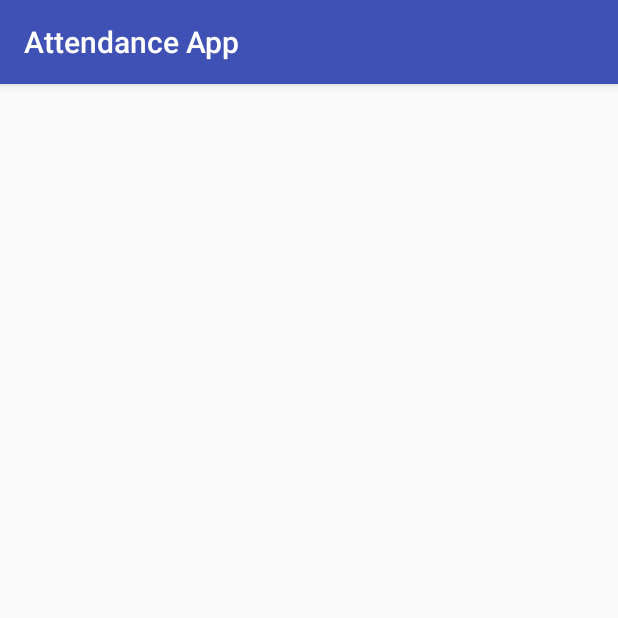
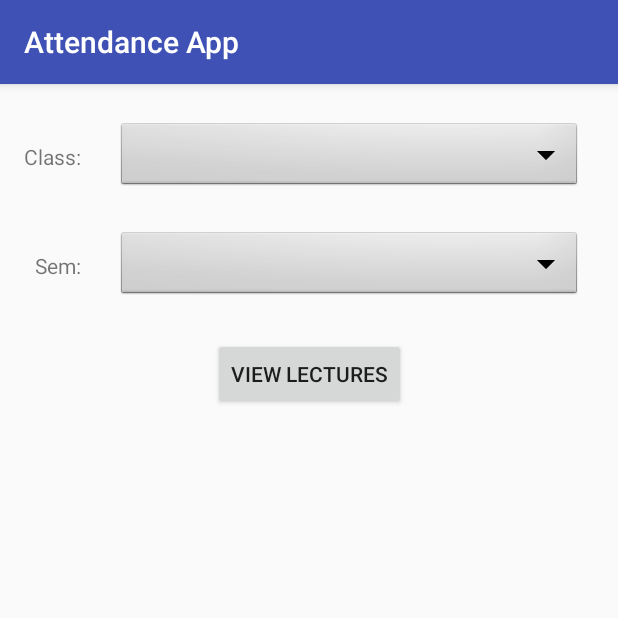
Before and after one commit to SAM33RG/AttendanceApp, an Android app: the ViewAttendanceShowClasses screen opened directly, with no data from a screen before it, on a phone screen of 412 x 824 dp, the top half of it. Run offline under Robolectric (Android 15) with nearby library versions, the phone set to English and light mode, and no system bars; our stand-ins replace Firebase (no records; nobody signed in at launch, a user with empty details on screens opened directly).

Commit message:
added sem data for view attendance

```diff
--- a/app/src/main/java/app/attendanceapp/attendanceapp/TakeAttendanceAcitivity.java
+++ b/app/src/main/java/app/attendanceapp/attendanceapp/TakeAttendanceAcitivity.java
@@ -27,8 +27,6 @@ public class TakeAttendanceAcitivity extends AppCompatActivity {
     FirebaseDatabase database;
     DatabaseReference myRef, semRef;
     ArrayList<String>nameList, semList;
-    /*RecyclerView recyclerView;
-    AllClassesAdapter adapter;*/
     Spinner classSpinner, semSpinner;
     ArrayAdapter<String> adapter, adapterForSem;
     String className, semName;
@@ -38,6 +36,7 @@ public class TakeAttendanceAcitivity extends AppCompatActivity {
     protected void onCreate(Bundle savedInstanceState) {
         super.onCreate(savedInstanceState);
         setContentView(R.layout.activity_take_attendance_acitivity);
+
         database = FirebaseDatabase.getInstance();
         myRef = database.getReference("class");
         semRef = database.getReference("class");
--- a/app/src/main/java/app/attendanceapp/attendanceapp/ViewAttendanceShowClasses.java
+++ b/app/src/main/java/app/attendanceapp/attendanceapp/ViewAttendanceShowClasses.java
@@ -1,9 +1,15 @@
 package app.attendanceapp.attendanceapp;
 
+import android.content.Intent;
 import android.support.v7.app.AppCompatActivity;
 import android.os.Bundle;
 import android.support.v7.widget.LinearLayoutManager;
 import android.support.v7.widget.RecyclerView;
+import android.view.View;
+import android.widget.AdapterView;
+import android.widget.ArrayAdapter;
+import android.widget.Button;
+import android.widget.Spinner;
 import android.widget.Toast;
 
 import com.google.firebase.auth.FirebaseAuth;
@@ -19,10 +25,12 @@ import java.util.Map;
 public class ViewAttendanceShowClasses extends AppCompatActivity {
 
     FirebaseDatabase database;
-    DatabaseReference myRef;
-    ArrayList<String> nameList;
-    RecyclerView recyclerView;
-    AllClassesAdapter adapter;
+    DatabaseReference myRef, semRef;
+    ArrayList<String>nameList, semList;
+    Spinner classSpinner, semSpinner;
+    ArrayAdapter<String> adapter, adapterForSem;
+    String className, semName;
+    Button addData;
 
     @Override
     protected void onCreate(Bundle savedInstanceState) {
@@ -31,22 +39,36 @@ public class ViewAttendanceShowClasses extends AppCompatActivity {
 
         database = FirebaseDatabase.getInstance();
         myRef = database.getReference("class");
+        semRef = database.getReference("class");
+
         nameList = new ArrayList<>();
-        //nameList.add("123");
-        recyclerView =  (RecyclerView) findViewById(R.id.all_classes_recyler);
-        recyclerView.setHasFixedSize(false);
-        recyclerView.setLayoutManager(new LinearLayoutManager(this));
-        adapter =  new AllClassesAdapter(this,nameList,"view attendance");
-        recyclerView.setAdapter(adapter);
+        semList = new ArrayList<>();
+
+        classSpinner = (Spinner) findViewById(R.id.class_spinner);
+        semSpinner = (Spinner) findViewById(R.id.sem_spinner);
+        adapter = new ArrayAdapter<>(this, android.R.layout.simple_spinner_dropdown_item, nameList);
+        adapterForSem = new ArrayAdapter<>(this, android.R.layout.simple_spinner_dropdown_item, semList);
+        semSpinner.setAdapter(adapterForSem);
+        addData = (Button) findViewById(R.id.add_data);
+        addData.setOnClickListener(new View.OnClickListener() {
+            @Override
+            public void onClick(View view) {
+
+                startActivity(new Intent(getApplicationContext(),ViewAttendanceShowSubClasses.class).putExtra("className",className).putExtra("sem",semName));
+            }
+        });
+
+
 
         myRef.child("users").child(FirebaseAuth.getInstance().getUid()).child("class").addChildEventListener(new ChildEventListener() {
             @Override
             public void onChildAdded(DataSnapshot dataSnapshot, String s) {
-                Map<String, String> map= (Map <String, String>) dataSnapshot.getValue();
-                nameList.add(map.get("name"));
+                // Map<String, String> map= (Map <String, String>) dataSnapshot.getValue();
+                nameList.add(dataSnapshot.getKey());
+                className =  dataSnapshot.getKey();
                 adapter.notifyDataSetChanged();
-                recyclerView.setAdapter(adapter);
-                //Toast.makeText(getApplicationContext(),"found",Toast.LENGTH_SHORT).show();
+                classSpinner.setAdapter(adapter);
+                // Toast.makeText(getApplicationContext(),"found",Toast.LENGTH_SHORT).show();
             }
 
             @Override
@@ -69,6 +91,62 @@ public class ViewAttendanceShowClasses extends AppCompatActivity {
 
             }
         });
+
+        classSpinner.setOnItemSelectedListener(new AdapterView.OnItemSelectedListener() {
+            @Override
+            public void onItemSelected(AdapterView<?> adapterView, View view, int position, long l) {
+                semList.clear();
+                semRef.child("users").child(FirebaseAuth.getInstance().getUid()).child("class").child(nameList.get(position)).child("sem").addChildEventListener(new ChildEventListener() {
+                    @Override
+                    public void onChildAdded(DataSnapshot dataSnapshot, String s) {
+                        Map<String, String> map= (Map <String, String>) dataSnapshot.getValue();
+                        semList.add(map.get("sem"));
+                        adapterForSem.notifyDataSetChanged();
+                        semSpinner.setAdapter(adapterForSem);
+                        // Toast.makeText(getApplicationContext(),"found",Toast.LENGTH_SHORT).show();
+                    }
+
+                    @Override
+                    public void onChildChanged(DataSnapshot dataSnapshot, String s) {
+
+                    }
+
+                    @Override
+                    public void onChildRemoved(DataSnapshot dataSnapshot) {
+
+                    }
+
+                    @Override
+                    public void onChildMoved(DataSnapshot dataSnapshot, String s) {
+
+                    }
+
+                    @Override
+                    public void onCancelled(DatabaseError databaseError) {
+
+                    }
+                });
+            }
+
+            @Override
+            public void onNothingSelected(AdapterView<?> adapterView) {
+
+            }
+
+
+        });
+
+        semSpinner.setOnItemSelectedListener(new AdapterView.OnItemSelectedListener() {
+            @Override
+            public void onItemSelected(AdapterView<?> adapterView, View view, int position, long l) {
+                semName = semList.get(position);
+            }
+
+            @Override
+            public void onNothingSelected(AdapterView<?> adapterView) {
+
+            }
+        });
     }
 
 }
--- a/app/src/main/java/app/attendanceapp/attendanceapp/ViewAttendanceShowSubClasses.java
+++ b/app/src/main/java/app/attendanceapp/attendanceapp/ViewAttendanceShowSubClasses.java
@@ -32,15 +32,16 @@ public class ViewAttendanceShowSubClasses extends AppCompatActivity {
 
         bundle = getIntent().getExtras();
         final String name = bundle.getString("className");
+        final String sem = bundle.getString("sem");
 
         database = FirebaseDatabase.getInstance();
-        myRef = database.getReference("attendance").child("users").child(FirebaseAuth.getInstance().getUid()).child("class").child(name);
+        myRef = database.getReference("attendance").child("users").child(FirebaseAuth.getInstance().getUid()).child("class").child(name).child("sem").child(sem);
         nameList = new ArrayList<>();
         //nameList.add("123");
         recyclerView =  (RecyclerView) findViewById(R.id.all_classes_recyler);
         recyclerView.setHasFixedSize(false);
         recyclerView.setLayoutManager(new LinearLayoutManager(this));
-        adapter =  new SubClassesAdpater(this,nameList,name);
+        adapter =  new SubClassesAdpater(this,nameList,name,sem);
         recyclerView.setAdapter(adapter);
 
         myRef.addChildEventListener(new ChildEventListener() {
--- a/app/src/main/java/app/attendanceapp/attendanceapp/ViewClassAttendanceActivity.java
+++ b/app/src/main/java/app/attendanceapp/attendanceapp/ViewClassAttendanceActivity.java
@@ -35,11 +35,13 @@ public class ViewClassAttendanceActivity extends AppCompatActivity {
 
         final String name = bundle.getString("className");
         final String id = bundle.getString("id");
-       // Toast.makeText(this,"class: "+ name+"\nid: "+id,Toast.LENGTH_SHORT).show();
+        final String sem = bundle.getString("sem");
+
+        // Toast.makeText(this,"class: "+ name+"\nid: "+id,Toast.LENGTH_SHORT).show();
 
 
         database = FirebaseDatabase.getInstance();
-        myRef = database.getReference("attendance").child("users").child(FirebaseAuth.getInstance().getUid()).child("class").child(name).child(id).child("attendance");
+        myRef = database.getReference("attendance").child("users").child(FirebaseAuth.getInstance().getUid()).child("class").child(name).child("sem").child(sem).child(id).child("attendance");
         nameList = new ArrayList<>();
         //nameList.add("123");
         recyclerView =  (RecyclerView) findViewById(R.id.all_classes_recyler);
--- a/app/src/main/res/layout/activity_view_attendance_show_classes.xml
+++ b/app/src/main/res/layout/activity_view_attendance_show_classes.xml
@@ -5,13 +5,59 @@
     android:layout_width="match_parent"
     android:layout_height="match_parent"
     tools:context=".ViewAttendanceShowClasses">
-    <android.support.v7.widget.RecyclerView
-        android:id="@+id/all_classes_recyler"
-        android:layout_width="match_parent"
-        android:layout_height="match_parent"
-        app:layout_constraintBottom_toBottomOf="parent"
+    <Spinner
+        android:id="@+id/class_spinner"
+        android:layout_width="0dp"
+        android:layout_height="wrap_content"
+        android:layout_marginEnd="24dp"
+        android:layout_marginStart="24dp"
+        android:layout_marginTop="24dp"
+        android:background="@android:drawable/btn_dropdown"
+        android:spinnerMode="dropdown"
+        app:layout_constraintEnd_toEndOf="parent"
+        app:layout_constraintStart_toEndOf="@+id/TV"
+        app:layout_constraintTop_toTopOf="parent" />
+
+    <TextView
+        android:id="@+id/TV"
+        android:layout_width="wrap_content"
+        android:layout_height="wrap_content"
+        android:layout_marginStart="16dp"
+        android:text="Class:"
+        app:layout_constraintBottom_toBottomOf="@+id/class_spinner"
+        app:layout_constraintStart_toStartOf="parent"
+        app:layout_constraintTop_toTopOf="@+id/class_spinner" />
+
+    <TextView
+        android:id="@+id/textView15"
+        android:layout_width="wrap_content"
+        android:layout_height="wrap_content"
+        android:text="Sem:"
+        app:layout_constraintBottom_toBottomOf="@+id/sem_spinner"
+        app:layout_constraintEnd_toEndOf="@+id/TV"
+        app:layout_constraintTop_toTopOf="@+id/sem_spinner" />
+
+    <Spinner
+        android:id="@+id/sem_spinner"
+        android:layout_width="0dp"
+        android:layout_height="wrap_content"
+        android:layout_marginEnd="24dp"
+        android:layout_marginStart="24dp"
+        android:layout_marginTop="24dp"
+        android:background="@android:drawable/btn_dropdown"
+        android:spinnerMode="dropdown"
+        app:layout_constraintEnd_toEndOf="parent"
+        app:layout_constraintStart_toEndOf="@+id/textView15"
+        app:layout_constraintTop_toBottomOf="@+id/class_spinner" />
+
+    <Button
+        android:id="@+id/add_data"
+        android:layout_width="wrap_content"
+        android:layout_height="wrap_content"
+        android:layout_marginTop="24dp"
+        android:text="View Lectures"
         app:layout_constraintEnd_toEndOf="parent"
         app:layout_constraintStart_toStartOf="parent"
-        app:layout_constraintTop_toTopOf="parent" />
+        app:layout_constraintTop_toBottomOf="@+id/sem_spinner" />
 
 </android.support.constraint.ConstraintLayout>
```
Also changed, not shown: app/src/main/java/app/attendanceapp/attendanceapp/SubClassesAdpater.java (+4 -3 lines).
